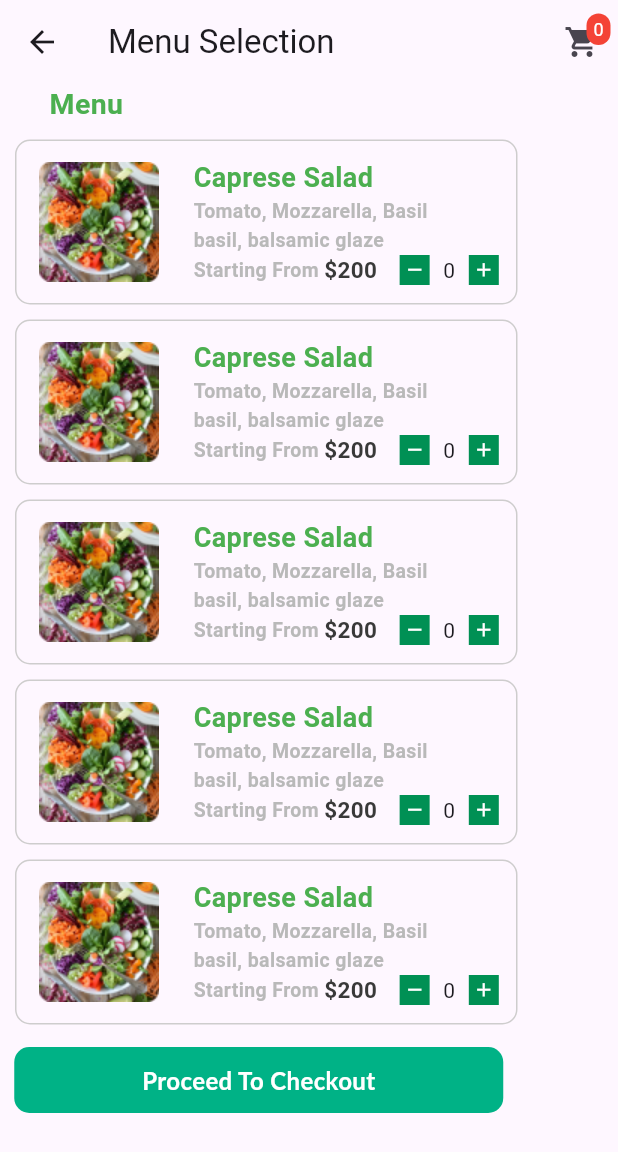
After one commit to Ahmedsab9912/Snack-Out-Frontend, a Flutter app: the MenuSelectionScreen screen opened directly, on a phone screen of 412 x 824 dp. The commit adds this screen. Shown: the top 1152 px of the screen. Run offline on Flutter 3.47's test engine with Material 3 defaults, Android fonts, the phone set to English and light mode, and no system bars; our stand-ins replace flutter_svg; Roboto replaces fonts that are missing (Lato).

Commit message:
Update 5/20/24

```diff
--- a/lib/ConformBookingScreen/conforimbookingpage.dart
+++ b/lib/ConformBookingScreen/conforimbookingpage.dart
@@ -1,4 +1,5 @@
 import 'package:eataly/Dashboard/HomeScreen.dart';
+import 'package:eataly/MenuSectionScreens/MenuSelection.dart';
 import 'package:flutter/material.dart';
 
 class Conforimbookingpage extends StatefulWidget {
@@ -42,7 +43,16 @@ class _ConforimbookingpageState extends State<Conforimbookingpage> {
             SizedBox(
               height: 20.0,
             ),
-            Container(
+            InkWell(
+              onTap: () {
+                Navigator.push(
+                  context,
+                  MaterialPageRoute(
+                      builder: (context) =>
+                          MenuSelectionScreen()), // Replace YourNewScreen with the actual screen class you want to navigate to
+                );
+              },
+              child: Container(
                 height: 50,
                 width: 330,
                 decoration: BoxDecoration(
@@ -57,6 +67,7 @@ class _ConforimbookingpageState extends State<Conforimbookingpage> {
                       fontSize: 15,
                       fontWeight: FontWeight.bold),
                 )),
+              ),
             ),
             SizedBox(
               height: 12.0,
--- /dev/null
+++ b/lib/MenuSectionScreens/AddToCartPage.dart
@@ -0,0 +1,19 @@
+import 'package:flutter/material.dart';
+
+class Addtocartpage extends StatefulWidget {
+  const Addtocartpage({super.key});
+
+  @override
+  State<Addtocartpage> createState() => _AddtocartpageState();
+}
+
+class _AddtocartpageState extends State<Addtocartpage> {
+  @override
+  Widget build(BuildContext context) {
+    return Scaffold(
+      appBar: AppBar(
+        title: Text('Reservation Detailes'),
+      ),
+    );
+  }
+}
--- /dev/null
+++ b/lib/MenuSectionScreens/MenuSelection.dart
@@ -0,0 +1,293 @@
+import 'package:eataly/MenuSectionScreens/AddToCartPage.dart';
+import 'package:eataly/Provider/AddToCartProvider.dart';
+import 'package:flutter/material.dart';
+import 'package:provider/provider.dart';
+
+class MenuSelectionScreen extends StatefulWidget {
+  const MenuSelectionScreen({super.key});
+
+  @override
+  State<MenuSelectionScreen> createState() => _MenuSelectionScreenState();
+}
+
+class _MenuSelectionScreenState extends State<MenuSelectionScreen> {
+  @override
+  Widget build(BuildContext context) {
+    return Scaffold(
+      appBar: AppBar(
+        title: Text('Menu Selection'),
+        actions: [
+          Consumer<AddToCartProvider>(
+            builder: (context, cart, child) {
+              return Stack(
+                children: [
+                  IconButton(
+                    icon: Icon(Icons.shopping_cart),
+                    onPressed: () {
+                      Navigator.push(
+                          context,
+                          MaterialPageRoute(
+                              builder: (context) => Addtocartpage()));
+                    },
+                  ),
+                  Positioned(
+                    right: 5,
+                    top: 5,
+                    child: Container(
+                      padding: EdgeInsets.all(2),
+                      decoration: BoxDecoration(
+                        color: Colors.red,
+                        borderRadius: BorderRadius.circular(10),
+                      ),
+                      constraints: BoxConstraints(
+                        minWidth: 16,
+                        minHeight: 16,
+                      ),
+                      child: Text(
+                        '${cart.itemCount}', // Display item count
+                        style: TextStyle(
+                          color: Colors.white,
+                          fontSize: 12,
+                        ),
+                        textAlign: TextAlign.center,
+                      ),
+                    ),
+                  ),
+                ],
+              );
+            },
+          ),
+        ],
+      ),
+      body: SingleChildScrollView(
+        child: Column(
+          children: [
+            Padding(
+              padding: EdgeInsets.only(right: 230.0),
+              child: Text(
+                'Menu',
+                style: TextStyle(
+                    color: Colors.green,
+                    fontSize: 19.0,
+                    fontWeight: FontWeight.bold),
+              ),
+            ),
+            SizedBox(
+              height: 10.0,
+            ),
+            _buildMenuItem(
+              context,
+              'assets/images/menu1.png',
+              'Caprese Salad',
+              'Tomato, Mozzarella, Basil',
+              'basil, balsamic glaze',
+              '\$200',
+            ),
+            SizedBox(
+              height: 10.0,
+            ),
+            _buildMenuItem(
+              context,
+              'assets/images/menu1.png',
+              'Caprese Salad',
+              'Tomato, Mozzarella, Basil',
+              'basil, balsamic glaze',
+              '\$200',
+            ),
+            SizedBox(
+              height: 10.0,
+            ),
+            _buildMenuItem(
+              context,
+              'assets/images/menu1.png',
+              'Caprese Salad',
+              'Tomato, Mozzarella, Basil',
+              'basil, balsamic glaze',
+              '\$200',
+            ),
+            SizedBox(
+              height: 10.0,
+            ),
+            _buildMenuItem(
+              context,
+              'assets/images/menu1.png',
+              'Caprese Salad',
+              'Tomato, Mozzarella, Basil',
+              'basil, balsamic glaze',
+              '\$200',
+            ),
+            SizedBox(
+              height: 10.0,
+            ),
+            _buildMenuItem(
+              context,
+              'assets/images/menu1.png',
+              'Caprese Salad',
+              'Tomato, Mozzarella, Basil',
+              'basil, balsamic glaze',
+              '\$200',
+            ),
+            SizedBox(
+              height: 15,
+            ),
+            InkWell(
+              onTap: () {
+                Navigator.push(context,
+                    MaterialPageRoute(builder: (context) => Addtocartpage()));
+              },
+              child: Container(
+                height: 44,
+                width: 326,
+                decoration: BoxDecoration(
+                  color: Color(0xFF00B286),
+                  borderRadius: BorderRadius.circular(10),
+                ),
+                child: Center(
+                  child: Text(
+                    'Proceed To Checkout',
+                    style: TextStyle(
+                      color: Color.fromARGB(255, 255, 255, 255),
+                      fontSize: 16,
+                      fontFamily: 'Lato',
+                      fontWeight: FontWeight.w700,
+                      height: 0,
+                    ),
+                  ),
+                ),
+              ),
+            ),
+            SizedBox(
+              height: 10,
+            ),
+          ],
+        ),
+      ),
+    );
+  }
+
+  Widget _buildMenuItem(BuildContext context, String imagePath, String title,
+      String subtitle1, String subtitle2, String price) {
+    return Padding(
+      padding: EdgeInsets.only(left: 10.0),
+      child: Container(
+        height: 110.0,
+        width: 335,
+        decoration: BoxDecoration(
+          border: Border.all(
+            color: Color.fromARGB(255, 206, 205, 205),
+          ),
+          borderRadius: BorderRadius.circular(10.0),
+        ),
+        child: Row(
+          children: [
+            Image.asset(
+              imagePath,
+              width: 110.0,
+              height: 110.0,
+            ),
+            Expanded(
+              child: Padding(
+                padding: const EdgeInsets.all(8.0),
+                child: Column(
+                  crossAxisAlignment: CrossAxisAlignment.start,
+                  mainAxisAlignment: MainAxisAlignment.center,
+                  children: [
+                    Text(
+                      title,
+                      style: TextStyle(
+                          color: Colors.green,
+                          fontSize: 18.0,
+                          fontWeight: FontWeight.bold),
+                    ),
+                    Text(
+                      subtitle1,
+                      style: TextStyle(
+                          color: Color.fromARGB(255, 185, 185, 185),
+                          fontSize: 13.0,
+                          fontWeight: FontWeight.bold),
+                    ),
+                    Text(
+                      subtitle2,
+                      style: TextStyle(
+                          color: Color.fromARGB(255, 185, 185, 185),
+                          fontSize: 13.0,
+                          fontWeight: FontWeight.bold),
+                    ),
+                    Row(
+                      children: [
+                        Text(
+                          'Starting From ',
+                          style: TextStyle(
+                              color: Color.fromARGB(255, 185, 185, 185),
+                              fontSize: 13.0,
+                              fontWeight: FontWeight.bold),
+                        ),
+                        Text(
+                          price,
+                          style: TextStyle(
+                              color: Color.fromARGB(255, 57, 57, 57),
+                              fontSize: 15.0,
+                              fontWeight: FontWeight.bold),
+                        ),
+                        SizedBox(
+                          width: 15.0,
+                        ),
+                        GestureDetector(
+                          onTap: () {
+                            Provider.of<AddToCartProvider>(context,
+                                    listen: false)
+                                .removeItem(title);
+                          },
+                          child: Container(
+                            height: 20,
+                            width: 20,
+                            decoration: BoxDecoration(
+                              color: Color.fromARGB(255, 0, 144, 84),
+                            ),
+                            child: Icon(
+                              Icons.remove,
+                              color: Color.fromARGB(255, 255, 255, 255),
+                              size: 15.0,
+                            ),
+                          ),
+                        ),
+                        Padding(
+                          padding: EdgeInsets.only(left: 9.0, right: 9.0),
+                          child: Consumer<AddToCartProvider>(
+                            builder: (context, cart, child) {
+                              return Text(
+                                  '${cart.items.where((item) => item == title).length}');
+                            },
+                          ),
+                        ),
+                        GestureDetector(
+                          onTap: () {
+                            Provider.of<AddToCartProvider>(context,
+                                    listen: false)
+                                .addItem(title);
+                          },
+                          child: Container(
+                            height: 20,
+                            width: 20,
+                            decoration: BoxDecoration(
+                              color: Color.fromARGB(255, 0, 144, 84),
+                            ),
+                            child: Icon(
+                              Icons.add,
+                              color: Color.fromARGB(255, 255, 255, 255),
+                              size: 15.0,
+                            ),
+                          ),
+                        ),
+                      ],
+                    ),
+                  ],
+                ),
+              ),
+            ),
+          ],
+        ),
+      ),
+    );
+  }
+}
--- /dev/null
+++ b/lib/Provider/AddToCartProvider.dart
@@ -0,0 +1,23 @@
+import 'package:flutter/foundation.dart';
+
+class AddToCartProvider with ChangeNotifier {
+  final List<String> _items = [];
+
+  List<String> get items => _items;
+
+  void addItem(String item) {
+    _items.add(item);
+    notifyListeners();
+  }
+
+  void removeItem(String item) {
+    _items.remove(item);
+    notifyListeners();
+  }
+
+  int get itemCount => _items.length;
+
+  int getItemCount(String item) {
+    return _items.where((i) => i == item).length;
+  }
+}
--- a/lib/main.dart
+++ b/lib/main.dart
@@ -1,45 +1,28 @@
+import 'package:eataly/Provider/AddToCartProvider.dart';
 import 'package:flutter/material.dart';
 import 'package:eataly/Login&SignupScreens/splashscreen.dart';
+import 'package:provider/provider.dart';
 
 void main() {
-  runApp(const MyApp());
+  runApp(
+    MultiProvider(
+      providers: [
+        ChangeNotifierProvider(create: (context) => AddToCartProvider()),
+      ],
+      child: MyApp(),
+    ),
+  );
 }
 
 class MyApp extends StatelessWidget {
-  const MyApp({super.key});
+  const MyApp({Key? key}) : super(key: key);
 
-  // This widget is the root of your application.
   @override
   Widget build(BuildContext context) {
     return const MaterialApp(
       title: 'Flutter Demo',
       debugShowCheckedModeBanner: false,
-      //home: Home(),
-      //home: SearchResults(),
-      //home: Bookings(),
-      //home: Reviews(),
-      //home: Menus(),
-      //home: Photos(),
-      //home: Details(),
-      //home: TopNavigationBarManu(),
       home: SplashScreen(),
-      //home: BottomNavigationBarMenu(),
-      //home: GiftVoucherScreen(),
-      //home: Profile(),
-      //home: loyaltyRewardsScreen(),
-      //home: bookingRewardsScreen(),
     );
   }
 }
-
-@override
-Widget build(BuildContext context) {
-  return Scaffold(
-    appBar: AppBar(
-      title: const Text("Home Page"),
-    ),
-    body: const Center(
-      child: Text("This is the new home page!"),
-    ),
-  );
-}
--- a/pubspec.yaml
+++ b/pubspec.yaml
@@ -32,10 +32,10 @@ dependencies:
     sdk: flutter
   flutter_svg: ^0.22.0
 
-
   # The following adds the Cupertino Icons font to your application.
   # Use with the CupertinoIcons class for iOS style icons.
   cupertino_icons: ^1.0.2
+  provider: ^6.1.2
 
 dev_dependencies:
   flutter_test:
@@ -58,14 +58,10 @@ flutter:
   # the material Icons class.
   uses-material-design: true
 
-
-
   # To add assets to your application, add an assets section, like this:
   assets:
     - assets/svgIcons/
     - assets/images/
-
-
 
   # An image asset can refer to one or more resolution-specific "variants", see
   # https://flutter.dev/assets-and-images/#resolution-aware
```
Also changed, not shown: lib/Testin/aaa.dart (+45 -0 lines), pubspec.lock. Lines whose indentation alone changed are shown as unchanged.
